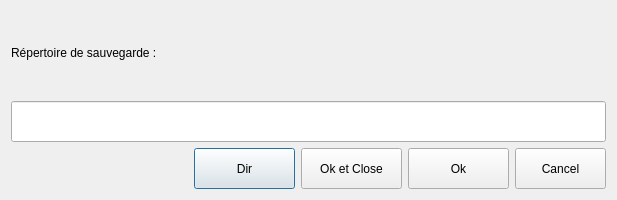
Above: UiQT4/OptionsMAP.ui from SalomePlatform/eficas_tools before the change. Below: the same form after it.
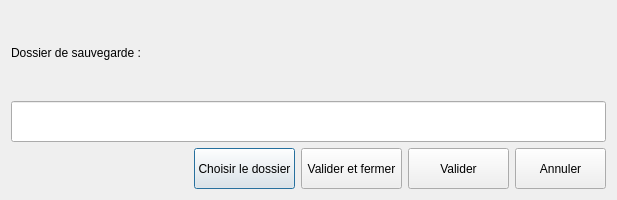
That is the form after the change.

Diff of the .ui file:
```diff
--- a/UiQT4/OptionsMAP.ui
+++ b/UiQT4/OptionsMAP.ui
@@ -19,7 +19,7 @@
      <item>
       <widget class="QLabel" name="textLabel1_2">
        <property name="text">
-        <string>Répertoire de sauvegarde :</string>
+        <string>Dossier de sauvegarde :</string>
        </property>
        <property name="wordWrap">
         <bool>false</bool>
@@ -78,7 +78,7 @@
         </size>
        </property>
        <property name="text">
-        <string>Dir</string>
+        <string>Choisir le dossier</string>
        </property>
       </widget>
      </item>
@@ -91,7 +91,7 @@
         </size>
        </property>
        <property name="text">
-        <string>Ok et Close</string>
+        <string>Valider et fermer</string>
        </property>
       </widget>
      </item>
@@ -104,7 +104,7 @@
         </size>
        </property>
        <property name="text">
-        <string>Ok</string>
+        <string>Valider</string>
        </property>
       </widget>
      </item>
@@ -117,7 +117,7 @@
         </size>
        </property>
        <property name="text">
-        <string>Cancel</string>
+        <string>Annuler</string>
        </property>
       </widget>
      </item>
```
